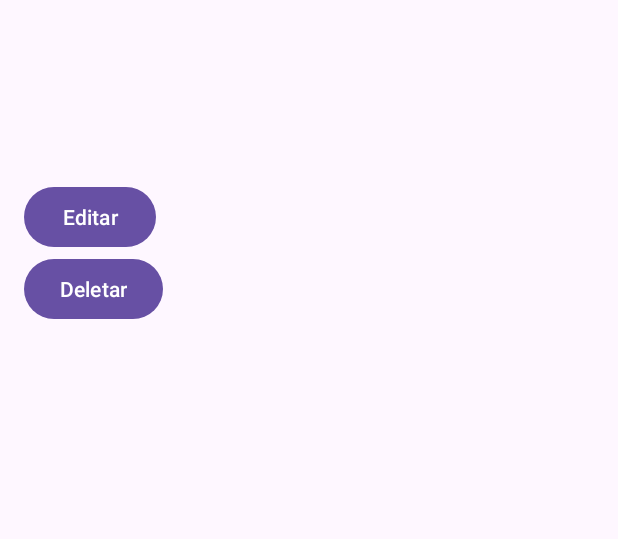
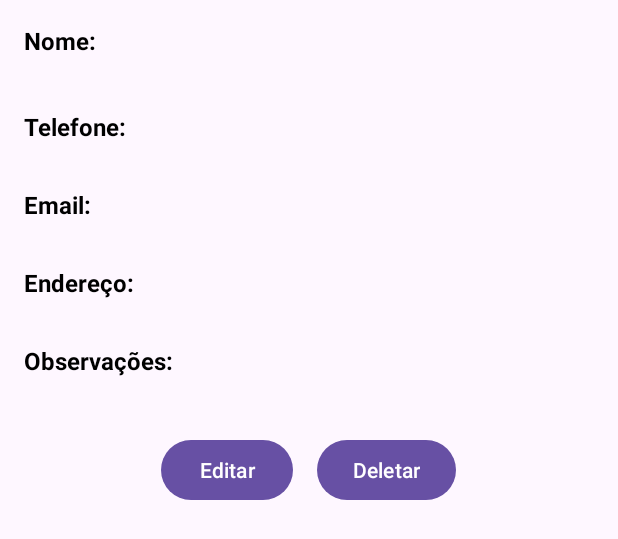
Before and after one commit to leocscotti/CP3-Mobile-SQLite-Crud, an Android app: the layout activity_detalhes_contato.xml on its own in the app's theme, with its tools: preview values and no code run, on a phone screen of 412 x 824 dp. Shown: the top 539 px of the screen. Run offline under Robolectric (Android 15) with nearby library versions, the phone set to English and light mode, and no system bars.

```diff
--- a/app/build.gradle.kts
+++ b/app/build.gradle.kts
@@ -1,6 +1,7 @@
 plugins {
     alias(libs.plugins.androidApplication)
     alias(libs.plugins.jetbrainsKotlinAndroid)
+    id("com.google.gms.google-services")
 }
 
 android {
@@ -43,4 +44,7 @@ dependencies {
     testImplementation(libs.junit)
     androidTestImplementation(libs.androidx.junit)
     androidTestImplementation(libs.androidx.espresso.core)
+    implementation(platform("com.google.firebase:firebase-bom:33.5.1"))
+    implementation("com.google.firebase:firebase-firestore-ktx:24.0.1")
+
 }
--- a/app/src/main/java/com/example/cp3_sqlitecrud/adapter/ContatoAdapter.kt
+++ b/app/src/main/java/com/example/cp3_sqlitecrud/adapter/ContatoAdapter.kt
@@ -15,6 +15,9 @@ class ContatoAdapter(
 
     class ContatoViewHolder(itemView: View, private val onClick: (Contato) -> Unit) : RecyclerView.ViewHolder(itemView) {
         private val txtNome: TextView = itemView.findViewById(R.id.txtNome)
+        private val txtTelefone: TextView = itemView.findViewById(R.id.txtTelefone)
+        private val txtEmail: TextView = itemView.findViewById(R.id.txtEmail)
+        private val txtEndereco: TextView = itemView.findViewById(R.id.txtEndereco)
         private lateinit var contato: Contato
 
         init {
@@ -26,6 +29,9 @@ class ContatoAdapter(
         fun bind(contato: Contato) {
             this.contato = contato
             txtNome.text = contato.nome
+            txtTelefone.text = contato.telefone
+            txtEmail.text = contato.email
+            txtEndereco.text = contato.endereco
         }
     }
 
--- a/app/src/main/res/layout/activity_adicionar_contato.xml
+++ b/app/src/main/res/layout/activity_adicionar_contato.xml
@@ -42,9 +42,9 @@
         android:text="Salvar" />
 
     <Button
-        android:id="@+id/btnCancelar"
+        android:id="@+id/btnExcluir"
         android:layout_width="wrap_content"
         android:layout_height="wrap_content"
-        android:text="Cancelar" />
+        android:text="Excluir" />
 
 </LinearLayout>
--- a/app/src/main/res/layout/activity_detalhes_contato.xml
+++ b/app/src/main/res/layout/activity_detalhes_contato.xml
@@ -6,37 +6,94 @@
     android:padding="16dp">
 
     <TextView
+        android:layout_width="match_parent"
+        android:layout_height="wrap_content"
+        android:text="Nome:"
+        android:textSize="16sp"
+        android:textStyle="bold"
+        android:textColor="@android:color/black" />
+
+    <TextView
         android:id="@+id/textNome"
         android:layout_width="match_parent"
         android:layout_height="wrap_content"
         android:textSize="20sp"
-        android:textStyle="bold" />
+        android:textStyle="bold"
+        android:textColor="@android:color/black"
+        android:paddingBottom="8dp" />
+
+    <TextView
+        android:layout_width="match_parent"
+        android:layout_height="wrap_content"
+        android:text="Telefone:"
+        android:textSize="16sp"
+        android:textStyle="bold"
+        android:textColor="@android:color/black" />
 
     <TextView
         android:id="@+id/textTelefone"
         android:layout_width="match_parent"
-        android:layout_height="wrap_content" />
+        android:layout_height="wrap_content"
+        android:textSize="16sp"
+        android:paddingBottom="8dp" />
+
+    <TextView
+        android:layout_width="match_parent"
+        android:layout_height="wrap_content"
+        android:text="Email:"
+        android:textSize="16sp"
+        android:textStyle="bold"
+        android:textColor="@android:color/black" />
 
     <TextView
         android:id="@+id/textEmail"
         android:layout_width="match_parent"
-        android:layout_height="wrap_content" />
+        android:layout_height="wrap_content"
+        android:textSize="16sp"
+        android:paddingBottom="8dp" />
+
+    <TextView
+        android:layout_width="match_parent"
+        android:layout_height="wrap_content"
+        android:text="Endereço:"
+        android:textSize="16sp"
+        android:textStyle="bold"
+        android:textColor="@android:color/black" />
 
     <TextView
         android:id="@+id/textEndereco"
         android:layout_width="match_parent"
-        android:layout_height="wrap_content" />
+        android:layout_height="wrap_content"
+        android:textSize="16sp"
+        android:paddingBottom="8dp" />
+
+    <TextView
+        android:layout_width="match_parent"
+        android:layout_height="wrap_content"
+        android:text="Observações:"
+        android:textSize="16sp"
+        android:textStyle="bold"
+        android:textColor="@android:color/black" />
 
     <TextView
         android:id="@+id/textObservacoes"
         android:layout_width="match_parent"
-        android:layout_height="wrap_content" />
+        android:layout_height="wrap_content"
+        android:textSize="16sp"
+        android:paddingBottom="16dp" />
+
+    <LinearLayout
+        android:layout_width="match_parent"
+        android:layout_height="wrap_content"
+        android:orientation="horizontal"
+        android:gravity="center">
 
         <Button
             android:id="@+id/btnEditar"
             android:layout_width="wrap_content"
             android:layout_height="wrap_content"
-        android:text="Editar" />
+            android:text="Editar"
+            android:layout_marginEnd="16dp" />
 
         <Button
             android:id="@+id/btnDeletar"
@@ -44,3 +101,4 @@
             android:layout_height="wrap_content"
             android:text="Deletar" />
     </LinearLayout>
+</LinearLayout>
--- a/build.gradle.kts
+++ b/build.gradle.kts
@@ -2,4 +2,5 @@
 plugins {
     alias(libs.plugins.androidApplication) apply false
     alias(libs.plugins.jetbrainsKotlinAndroid) apply false
+    id("com.google.gms.google-services") version "4.4.2" apply false
 }
```
Also changed, not shown: app/src/main/java/com/example/cp3_sqlitecrud/activities/AdicionarContatoActivity.kt (+57 -16 lines), app/src/main/java/com/example/cp3_sqlitecrud/activities/DetalhesContatoActivity.kt (+13 -1 lines), app/src/main/res/layout/item_contato.xml (+21 -0 lines), app/src/main/java/com/example/cp3_sqlitecrud/MainActivity.kt (line endings or trailing spaces), 1 other file. Lines whose indentation alone changed are shown as unchanged.
